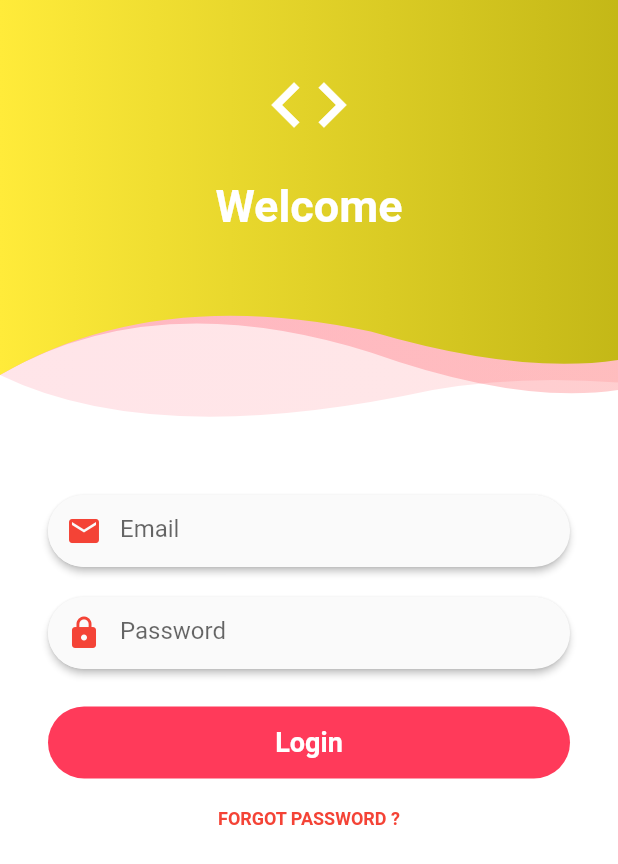
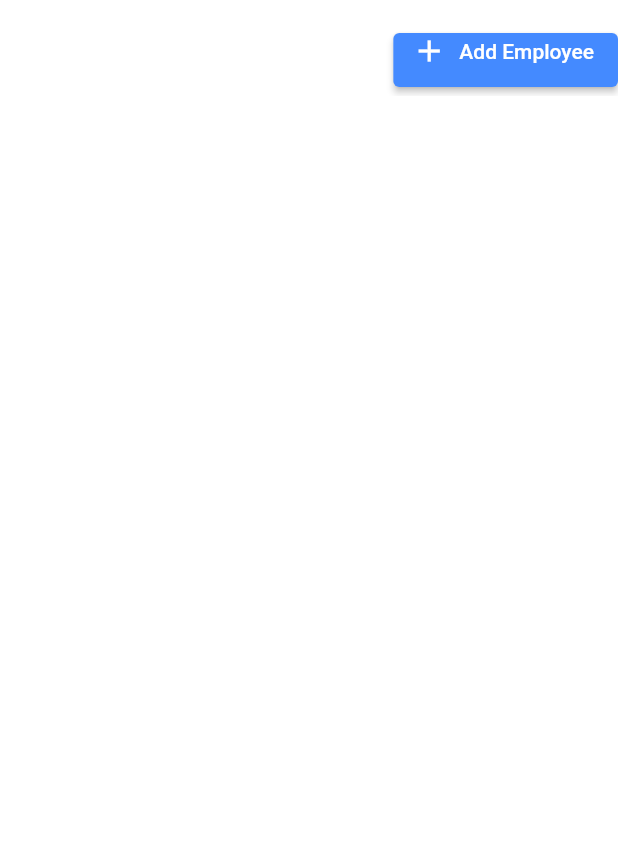
Before and after one commit to idavers/Karibu-Visitor-mobile, a Flutter app: the Login screen opened directly, after a tap on "Login", on a phone screen of 412 x 824 dp. Shown: the top 864 px of the screen. Run offline on Flutter 3.47's test engine with Material 2 defaults, Android fonts, the phone set to English and light mode, and no system bars.

Commit message:
Add employee Button

```diff
--- a/lib/Auth/login.dart
+++ b/lib/Auth/login.dart
@@ -1,4 +1,6 @@
 import 'package:flutter/material.dart';
+import 'package:karibu_visitor/Screens/addUser.dart';
+import 'package:karibu_visitor/services/utils/navigation.dart';
 
 class Login extends StatefulWidget {
   static const String path = "lib/Auth/login.dart";
@@ -147,7 +149,9 @@ class _LoginState extends State<Login> {
                         fontWeight: FontWeight.w700,
                         fontSize: 18),
                   ),
-                  onPressed: () {},
+                  onPressed: () {
+                    UserNavigation.push(context, destination: const Employee());
+                  },
                 ),
               )),
           const SizedBox(
--- /dev/null
+++ b/lib/Screens/addUser.dart
@@ -0,0 +1,45 @@
+// ignore: file_names
+import 'package:flutter/material.dart';
+
+class Employee extends StatefulWidget {
+  const Employee({Key? key}) : super(key: key);
+
+  @override
+  State<Employee> createState() => _EmployeeState();
+}
+
+class _EmployeeState extends State<Employee> {
+  final Color color = const Color.fromARGB(0, 0, 0, 255);
+
+  @override
+  Widget build(BuildContext context) {
+    return Scaffold(
+      backgroundColor: Colors.white,
+      body: Column(crossAxisAlignment: CrossAxisAlignment.end,
+          // verticalDirection: VerticalDirection.up,
+          children: [
+            const Divider(
+              height: 16,
+              thickness: 16,
+              indent: 16,
+              color: Colors.white,
+            ),
+            ElevatedButton.icon(
+              onPressed: () {},
+              icon: const Icon(Icons.add),
+              style: ElevatedButton.styleFrom(
+                primary: Colors.blueAccent,
+                alignment: Alignment.topLeft,
+              ),
+              label: const Text('Add Employee'),
+            ),
+            const Divider(
+              height: 16,
+              thickness: 16,
+              indent: 16,
+              color: Colors.white,
+            ),
+          ]),
+    );
+  }
+}
```
Also changed, not shown: pubspec.yaml (+4 -12 lines), pubspec.lock.
